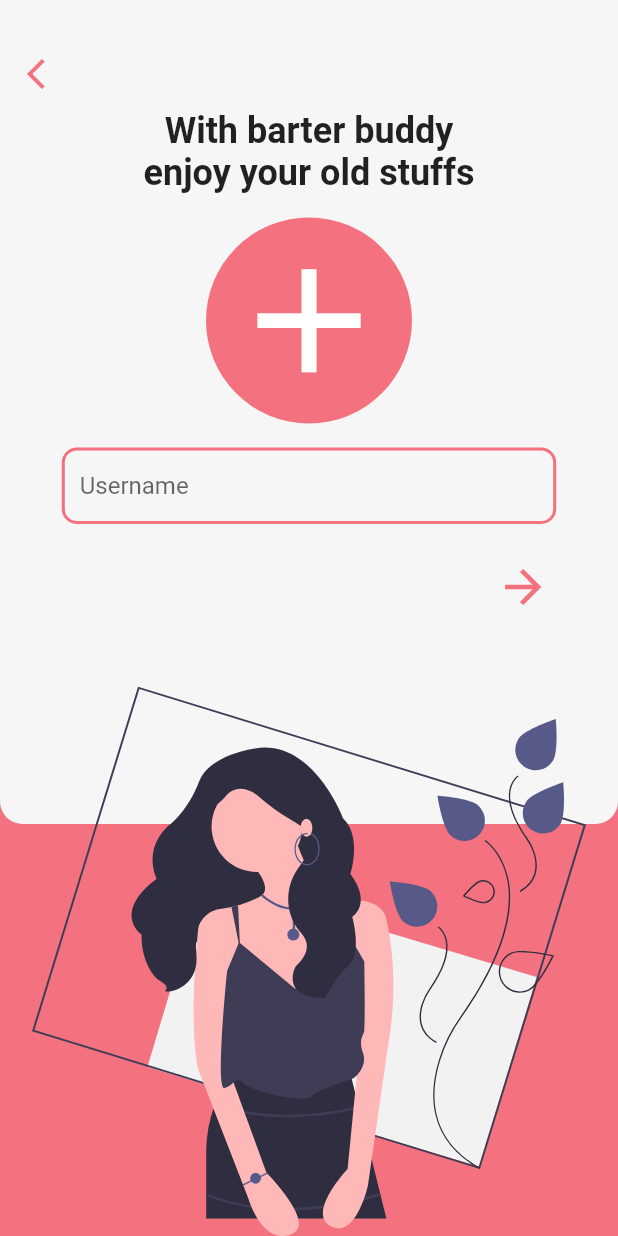
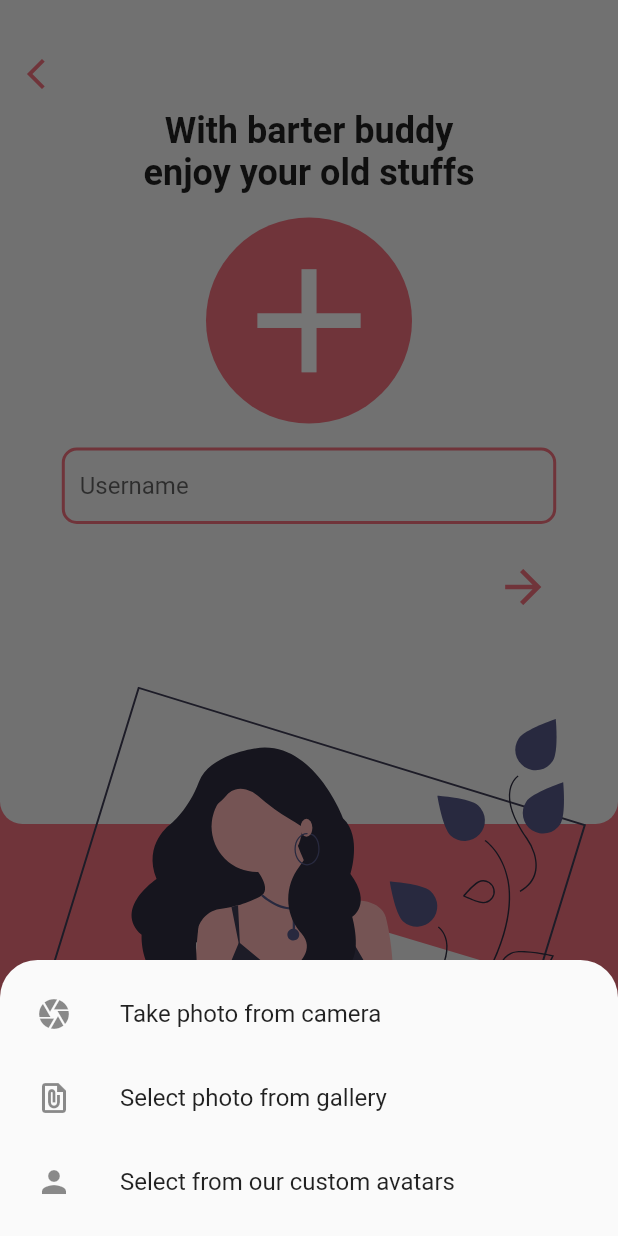
Before and after one commit to MertSaygili/hackathon_12_2022, a Flutter app: the SignupPreview screen opened directly, after a tap on the "add" icon, on a phone screen of 412 x 824 dp. Run offline on Flutter 3.47's test engine with Material 2 defaults, Android fonts, the light colour scheme and no system bars; our stand-ins replace cloud_firestore, firebase_auth, firebase_core, firebase_storage, flutter_svg, get and 6 more; accounts and stored records are empty.

Commit message:
signup page 1 update

```diff
--- a/hackathon_app/lib/core/constants/app/icons.dart
+++ b/hackathon_app/lib/core/constants/app/icons.dart
@@ -12,3 +12,5 @@ const Icon iconBackButton = Icon(
   color: colorPrimary,
   size: 24,
 );
+const iconCamera = Icon(Icons.camera);
+const iconGallery = Icon(Icons.file_present);
--- a/hackathon_app/lib/view/preview/login.dart
+++ b/hackathon_app/lib/view/preview/login.dart
@@ -31,6 +31,7 @@ class _LoginPreviewState extends State<LoginPreview> {
   String _password = '';
 
   final formKey = GlobalKey<FormState>();
+  AppController controller = Get.find<AppController>();
 
   @override
   Widget build(BuildContext context) {
@@ -103,7 +104,6 @@ class _LoginPreviewState extends State<LoginPreview> {
       children: [
         CustomElevatedButton(
           fun: () {
-            AppController controller = Get.find<AppController>();
             if (formKey.currentState!.validate() &&
                 !controller.isLoginPressed) {
               // controller.loginUser(_email, _password);
--- a/hackathon_app/lib/view/preview/signup.dart
+++ b/hackathon_app/lib/view/preview/signup.dart
@@ -3,8 +3,11 @@ import 'package:get/get.dart';
 import 'package:hackathon_app/core/components/icon_buttons/back_button.dart';
 import 'package:hackathon_app/core/components/stack_image/stack_image.dart';
 import 'package:hackathon_app/core/constants/app/colors.dart';
+import 'package:hackathon_app/core/constants/app/icons.dart';
 import 'package:hackathon_app/view/preview/signup_2.dart';
+import 'package:image_picker/image_picker.dart';
 
+import '../../core/base/controllers/app_controller.dart';
 import '../../core/components/textfield/custom_textfield.dart';
 
 class SignupPreview extends StatefulWidget {
@@ -21,6 +24,9 @@ class _SignupPreviewState extends State<SignupPreview> {
   final String _usernameHint = 'Username';
   String _username = '';
   bool _hasAvatarChoosen = false;
+
+  final formKey = GlobalKey<FormState>();
+  AppController controller = Get.find<AppController>();
 
   @override
   Widget build(BuildContext context) {
@@ -59,19 +65,33 @@ class _SignupPreviewState extends State<SignupPreview> {
     );
   }
 
-  Padding _textField(BuildContext context) {
-    return Padding(
+  Form _textField(BuildContext context) {
+    return Form(
+      key: formKey,
+      child: Padding(
         padding: const EdgeInsets.only(top: 16.0),
         child: SizedBox(
           width: MediaQuery.of(context).size.width / 1.25,
           child: CustomTextField(
-          fun: () {},
+            fun: (String value) {
+              _setUsername(value);
+            },
+            validator: (value) {
+              if (value!.isEmpty) {
+                return "Please enter your username!";
+              } else if (controller.userList
+                  .any((element) => element.username == _username)) {
+                return "This username is in use.";
+              }
+              return null;
+            },
             inputType: TextInputType.text,
             inputAction: TextInputAction.done,
             isRoundedBorder: true,
             obscureText: false,
             hintText: _usernameHint,
             isFilled: false,
+          ),
         ),
       ),
     );
@@ -81,7 +101,45 @@ class _SignupPreviewState extends State<SignupPreview> {
     return Padding(
       padding: const EdgeInsets.only(top: 16),
       child: GestureDetector(
-        onTap: () {}, // bastiginda
+        onTap: () {
+          showModalBottomSheet(
+            context: context,
+            shape: const RoundedRectangleBorder(
+              borderRadius: BorderRadius.only(
+                  topLeft: Radius.circular(25.0),
+                  topRight: Radius.circular(25.0)),
+            ),
+            builder: (context) => Wrap(
+              children: [
+                Padding(
+                  padding: const EdgeInsets.all(8.0),
+                  child: Column(
+                    children: [
+                      ListTile(
+                        onTap: () => controller.pickImage(ImageSource.camera),
+                        leading: iconCamera,
+                        title: const Text(
+                          "Take photo from camera",
+                        ),
+                      ),
+                      ListTile(
+                        onTap: () => controller.pickImage(ImageSource.gallery),
+                        leading: iconGallery,
+                        title: const Text("Select photo from gallery"),
+                      ),
+                      // TODO: Avator bottom sheet
+                      ListTile(
+                        onTap: () {},
+                        leading: iconPerson,
+                        title: const Text("Select from our custom avatars"),
+                      )
+                    ],
+                  ),
+                ),
+              ],
+            ),
+          );
+        }, // bastiginda
         child: Container(
           width: MediaQuery.of(context).size.width / 3,
           height: MediaQuery.of(context).size.height / 6,
@@ -96,13 +154,10 @@ class _SignupPreviewState extends State<SignupPreview> {
                     fit: BoxFit.contain,
                   ).image,
                 )
-              : IconButton(
-                  icon: Icon(
+              : Icon(
                   Icons.add,
                   color: colorWhite,
                   size: MediaQuery.of(context).size.height / 7,
-                  ),
-                  onPressed: () {},
                 ),
         ),
       ),
@@ -139,5 +194,11 @@ class _SignupPreviewState extends State<SignupPreview> {
     );
   }
 
-  void _navigateNextPage() => Get.to(() => const SignupTwoPreview());
+  void _navigateNextPage() {
+    if (formKey.currentState!.validate()) {
+      Get.to(() => const SignupTwoPreview());
     }
+  }
+
+  void _setUsername(String username) => () => _username = username;
+}
```
Lines whose indentation alone changed are shown as unchanged.
